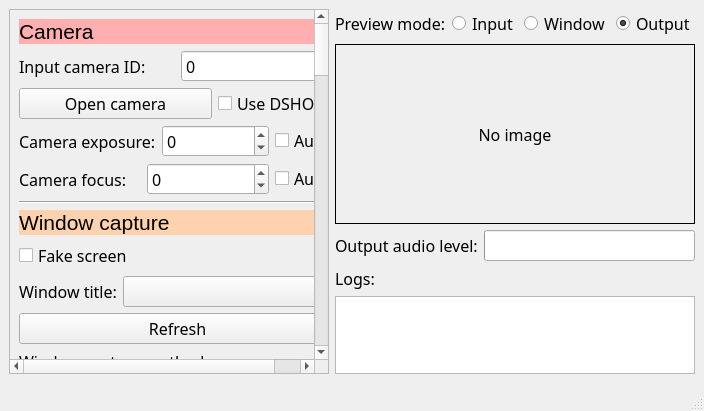
The window that gui.ui (F33RNI/Podmiha) describes before a commit, drawn with Qt 5.
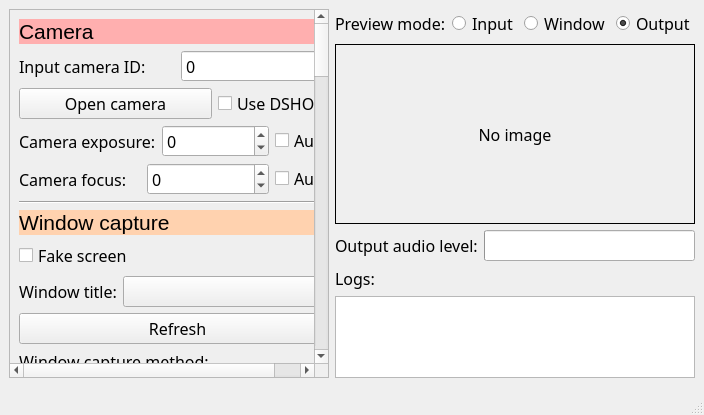
The same window after the commit.

Commit message: Added negative window crop

Diff of the .ui file:
```diff
--- a/gui.ui
+++ b/gui.ui
@@ -7,7 +7,7 @@
     <x>0</x>
     <y>0</y>
     <width>666</width>
-    <height>411</height>
+    <height>415</height>
    </rect>
   </property>
   <property name="font">
@@ -45,9 +45,9 @@
        <property name="geometry">
         <rect>
          <x>0</x>
-         <y>-1587</y>
+         <y>-267</y>
          <width>301</width>
-         <height>1937</height>
+         <height>1945</height>
         </rect>
        </property>
        <layout class="QVBoxLayout" name="verticalLayout">
```
Left out of the diff: 8 changed lines with no effect on the pictures.
